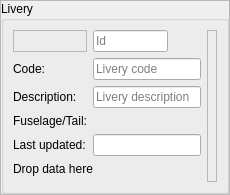
The window that src/blackgui/editors/liveryform.ui (swift-project/pilotclient) describes before a commit, drawn with Qt 5.
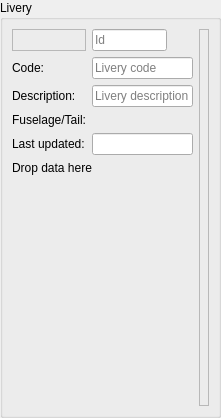
The same window after the commit. Custom widgets are drawn as their Qt base class.

```diff
--- a/src/blackgui/editors/liveryform.ui
+++ b/src/blackgui/editors/liveryform.ui
@@ -2,15 +2,17 @@
 <ui version="4.0">
  <class>CLiveryForm</class>
  <widget class="QFrame" name="CLiveryForm">
+  <property name="geometry">
+   <rect>
+    <x>0</x>
+    <y>0</y>
+    <width>221</width>
+    <height>416</height>
+   </rect>
+  </property>
   <property name="windowTitle">
    <string>Livery editor</string>
   </property>
-  <property name="frameShape">
-   <enum>QFrame::StyledPanel</enum>
-  </property>
-  <property name="frameShadow">
-   <enum>QFrame::Raised</enum>
-  </property>
   <layout class="QVBoxLayout" name="vl_LiveryForm">
    <property name="spacing">
     <number>0</number>
@@ -111,11 +113,11 @@
       </item>
       <item row="6" column="0" colspan="2">
        <widget class="BlackGui::Editors::CAirlineIcaoForm" name="editor_AirlineIcao">
-        <property name="frameShape">
-         <enum>QFrame::StyledPanel</enum>
-        </property>
-        <property name="frameShadow">
-         <enum>QFrame::Raised</enum>
+        <property name="minimumSize">
+         <size>
+          <width>0</width>
+          <height>225</height>
+         </size>
         </property>
        </widget>
       </item>
@@ -206,12 +208,6 @@
   </layout>
  </widget>
  <customwidgets>
-  <customwidget>
-   <class>BlackGui::CColorSelector</class>
-   <extends>QFrame</extends>
-   <header>blackgui/colorselector.h</header>
-   <container>1</container>
-  </customwidget>
   <customwidget>
    <class>BlackGui::CDropSite</class>
    <extends>QLabel</extends>
@@ -229,6 +225,12 @@
    <header>blackgui/editors/validationindicator.h</header>
    <container>1</container>
   </customwidget>
+  <customwidget>
+   <class>BlackGui::CColorSelector</class>
+   <extends>QFrame</extends>
+   <header>blackgui/colorselector.h</header>
+   <container>1</container>
+  </customwidget>
   <customwidget>
    <class>BlackGui::Editors::CAirlineIcaoForm</class>
    <extends>QFrame</extends>
```
